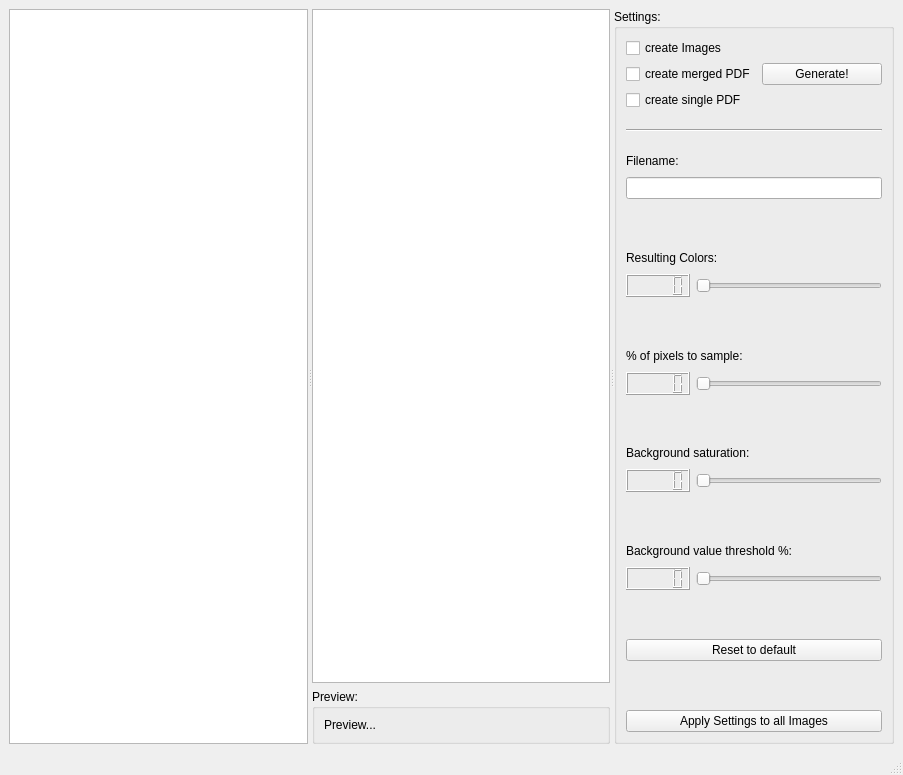
This is ui/mainwindow.ui in Acer54/noteshrinker-qt as Qt 5 draws it before an edit. The edited form follows.
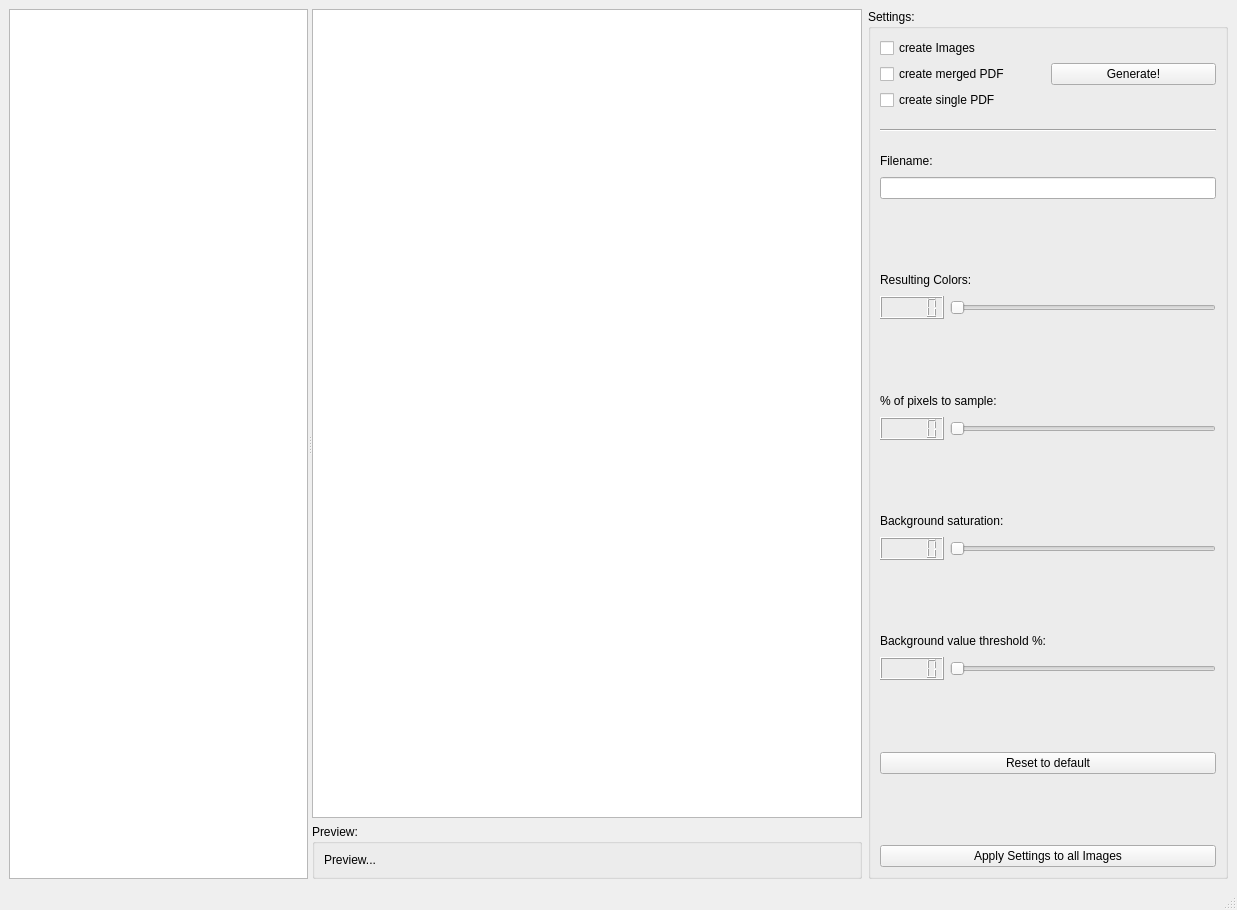
This is the edited form. Custom widgets are drawn as their Qt base class.

The edit to the form file:
```diff
--- a/ui/mainwindow.ui
+++ b/ui/mainwindow.ui
@@ -6,8 +6,8 @@
    <rect>
     <x>0</x>
     <y>0</y>
-    <width>903</width>
-    <height>775</height>
+    <width>1237</width>
+    <height>910</height>
    </rect>
   </property>
   <property name="windowTitle">
@@ -17,23 +17,36 @@
    <locale language="English" country="UnitedStates"/>
   </property>
   <property name="toolButtonStyle">
-   <enum>Qt::ToolButtonTextUnderIcon</enum>
+   <enum>Qt::ToolButtonIconOnly</enum>
   </property>
   <widget class="QWidget" name="centralwidget">
-   <layout class="QHBoxLayout" name="horizontalLayout_12">
+   <layout class="QHBoxLayout" name="horizontalLayout_14">
     <item>
      <widget class="QSplitter" name="splitter">
       <property name="orientation">
        <enum>Qt::Horizontal</enum>
       </property>
-      <widget class="QTreeView" name="tV_Fileview"/>
-      <widget class="QWidget" name="layoutWidget">
+      <widget class="QTreeView" name="tV_Fileview">
+       <property name="sizePolicy">
+        <sizepolicy hsizetype="MinimumExpanding" vsizetype="Expanding">
+         <horstretch>0</horstretch>
+         <verstretch>0</verstretch>
+        </sizepolicy>
+       </property>
+      </widget>
+      <widget class="QWidget" name="">
+       <layout class="QHBoxLayout" name="horizontalLayout_13">
+        <item>
        <layout class="QVBoxLayout" name="verticalLayout_9">
-        <property name="sizeConstraint">
-         <enum>QLayout::SetMaximumSize</enum>
-        </property>
         <item>
-         <widget class="Workbench_Tablewidget" name="tW_workbench"/>
+           <widget class="Workbench_Tablewidget" name="tW_workbench">
+            <property name="minimumSize">
+             <size>
+              <width>460</width>
+              <height>0</height>
+             </size>
+            </property>
+           </widget>
         </item>
         <item>
          <widget class="QGroupBox" name="gB_preview">
@@ -52,18 +65,31 @@
          </widget>
         </item>
        </layout>
-      </widget>
+        </item>
+        <item>
       <widget class="QGroupBox" name="gB_settings">
        <property name="sizePolicy">
-        <sizepolicy hsizetype="Minimum" vsizetype="Minimum">
+           <sizepolicy hsizetype="MinimumExpanding" vsizetype="Minimum">
          <horstretch>0</horstretch>
          <verstretch>0</verstretch>
         </sizepolicy>
        </property>
+          <property name="minimumSize">
+           <size>
+            <width>320</width>
+            <height>0</height>
+           </size>
+          </property>
+          <property name="maximumSize">
+           <size>
+            <width>360</width>
+            <height>16777215</height>
+           </size>
+          </property>
        <property name="title">
         <string>Settings:</string>
        </property>
-       <layout class="QHBoxLayout" name="horizontalLayout_13">
+          <layout class="QHBoxLayout" name="horizontalLayout_12">
         <item>
          <layout class="QVBoxLayout" name="verticalLayout_8">
           <property name="sizeConstraint">
@@ -443,6 +469,9 @@
         </item>
        </layout>
       </widget>
+        </item>
+       </layout>
+      </widget>
      </widget>
     </item>
    </layout>
```
Left out of the diff: 2 changed lines with no effect on the pictures. Lines whose indentation alone changed are shown as unchanged.
